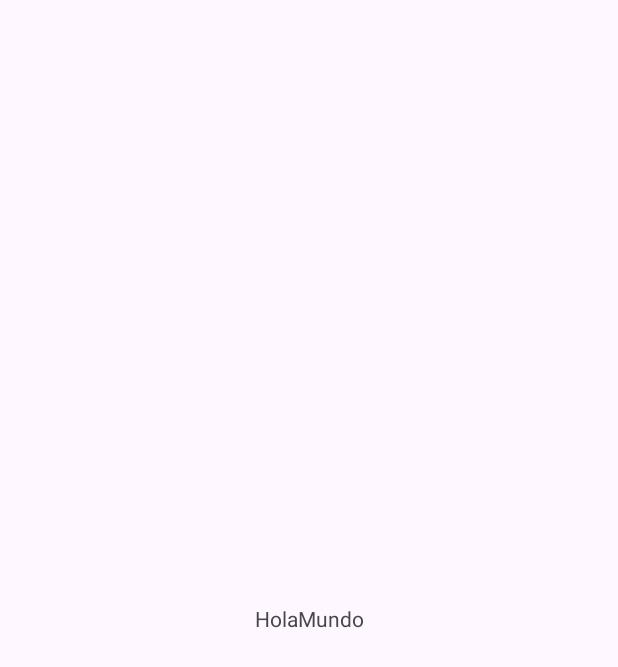
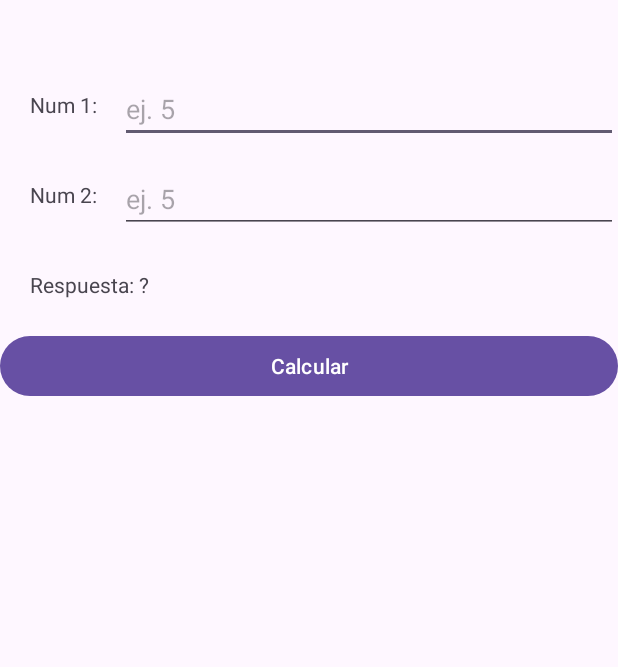
Before and after one commit to Alexis2025X/PrograII-Semi-2025, an Android app: the screen it shows after launch (MainActivity), on a phone screen of 412 x 824 dp. Before the commit the part shown is almost empty. Shown: the top 667 px of the screen. Run offline under Robolectric (Android 15) with nearby library versions, the phone set to English and light mode, and no system bars.

Commit message:
Creacion de la calculadora de suma

```diff
--- a/app/build.gradle.kts
+++ b/app/build.gradle.kts
@@ -4,7 +4,7 @@ plugins {
 
 android {
     namespace = "com.alexis.miprimeraplicacion"
-    compileSdk = 34
+    compileSdk = 35
 
     defaultConfig {
         applicationId = "com.alexis.miprimeraplicacion"
--- a/app/src/main/java/com/alexis/miprimeraplicacion/MainActivity.java
+++ b/app/src/main/java/com/alexis/miprimeraplicacion/MainActivity.java
@@ -1,6 +1,9 @@
 package com.alexis.miprimeraplicacion;
 
 import android.os.Bundle;
+import android.view.View;
+import android.widget.Button;
+import android.widget.TextView;
 
 import androidx.activity.EdgeToEdge;
 import androidx.appcompat.app.AppCompatActivity;
@@ -9,16 +12,30 @@ import androidx.core.view.ViewCompat;
 import androidx.core.view.WindowInsetsCompat;
 
 public class MainActivity extends AppCompatActivity {
-
+    Button btn;
+    //tamVal es un valor temporal
+    TextView temVal;
     @Override
     protected void onCreate(Bundle savedInstanceState) {
         super.onCreate(savedInstanceState);
-        EdgeToEdge.enable(this);
         setContentView(R.layout.activity_main);
-        ViewCompat.setOnApplyWindowInsetsListener(findViewById(R.id.main), (v, insets) -> {
-            Insets systemBars = insets.getInsets(WindowInsetsCompat.Type.systemBars());
-            v.setPadding(systemBars.left, systemBars.top, systemBars.right, systemBars.bottom);
-            return insets;
-        });
+         //Buscamos el boton por su ID
+         btn = findViewById(R.id.btnCalcular);
+         btn.setOnClickListener(new View.OnClickListener() {
+             @Override
+             public void onClick(View v) {
+                 temVal = findViewById(R.id.txtNum1);
+                 double num1 = Double.parseDouble(temVal.getText().toString());
+
+                 temVal = findViewById(R.id.txtNum2);
+                 double num2 = Double.parseDouble(temVal.getText().toString());
+
+                 double respuesta = num1 + num2;
+
+                 temVal = findViewById(R.id.lblRespuesta);
+                 temVal.setText("Respuesta: " + respuesta);
+
+             }
+         });
     }
 }
--- a/app/src/main/res/layout/activity_main.xml
+++ b/app/src/main/res/layout/activity_main.xml
@@ -1,5 +1,5 @@
 <?xml version="1.0" encoding="utf-8"?>
-<androidx.constraintlayout.widget.ConstraintLayout xmlns:android="http://schemas.android.com/apk/res/android"
+<RelativeLayout xmlns:android="http://schemas.android.com/apk/res/android"
     xmlns:app="http://schemas.android.com/apk/res-auto"
     xmlns:tools="http://schemas.android.com/tools"
     android:id="@+id/main"
@@ -7,13 +7,52 @@
     android:layout_height="match_parent"
     tools:context=".MainActivity">
 
+    <!-- Label -->
     <TextView
+        android:id="@+id/lblNum1"
+        android:text="Num 1:"
+        android:layout_marginTop="60dp"
+        android:layout_marginLeft="20dp"
         android:layout_width="wrap_content"
-        android:layout_height="wrap_content"
-        android:text="HolaMundo"
-        app:layout_constraintBottom_toBottomOf="parent"
-        app:layout_constraintEnd_toEndOf="parent"
-        app:layout_constraintStart_toStartOf="parent"
-        app:layout_constraintTop_toTopOf="parent" />
+        android:layout_height="wrap_content"/>
 
-</androidx.constraintlayout.widget.ConstraintLayout>
+    <!-- textbox -->
+    <EditText
+        android:id="@+id/txtNum1"
+        android:hint="ej. 5"
+        android:layout_marginTop="50dp"
+        android:layout_marginLeft="80dp"
+        android:layout_width="match_parent"
+        android:layout_height="wrap_content"/>
+
+    <TextView
+        android:id="@+id/lblNum2"
+        android:text="Num 2:"
+        android:layout_marginTop="120dp"
+        android:layout_marginLeft="20dp"
+        android:layout_width="wrap_content"
+        android:layout_height="wrap_content"/>
+
+    <EditText
+        android:id="@+id/txtNum2"
+        android:hint="ej. 5"
+        android:layout_marginTop="110dp"
+        android:layout_marginLeft="80dp"
+        android:layout_width="match_parent"
+        android:layout_height="wrap_content"/>
+
+    <TextView
+        android:id="@+id/lblRespuesta"
+        android:layout_marginTop="180dp"
+        android:layout_marginLeft="20dp"
+        android:text="Respuesta: ?"
+        android:layout_width="wrap_content"
+        android:layout_height="wrap_content"/>
+    <Button
+        android:id="@+id/btnCalcular"
+        android:layout_marginTop="220dp"
+        android:text="Calcular"
+        android:layout_width="match_parent"
+        android:layout_height="wrap_content"/>
+
+</RelativeLayout>
```
